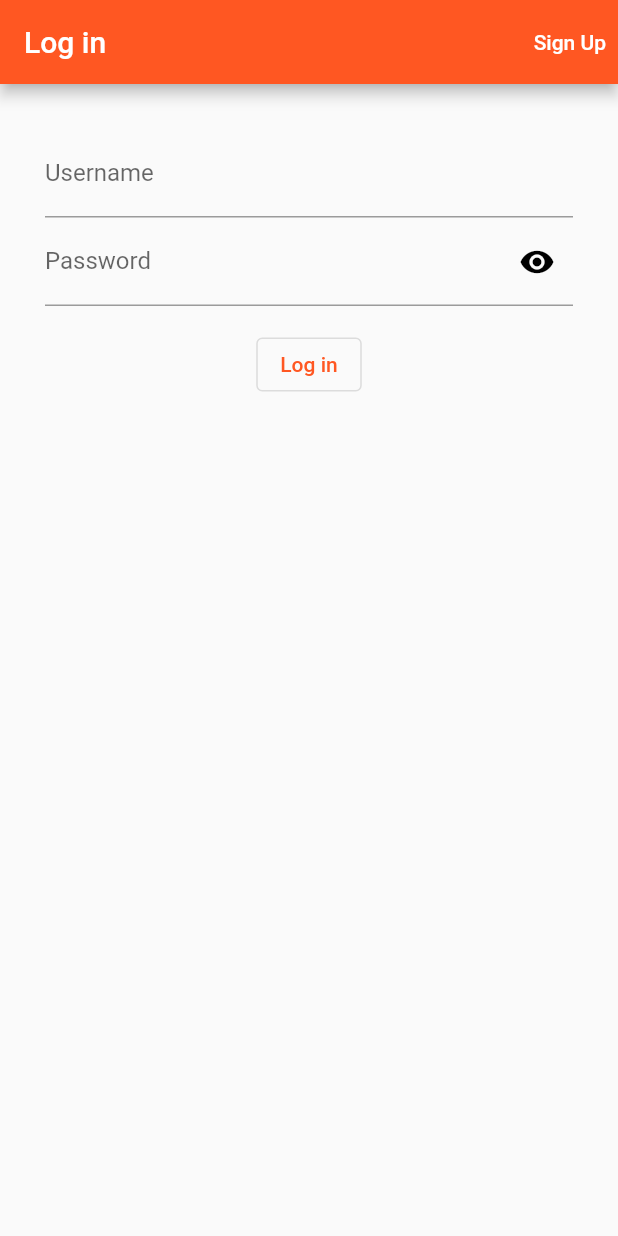
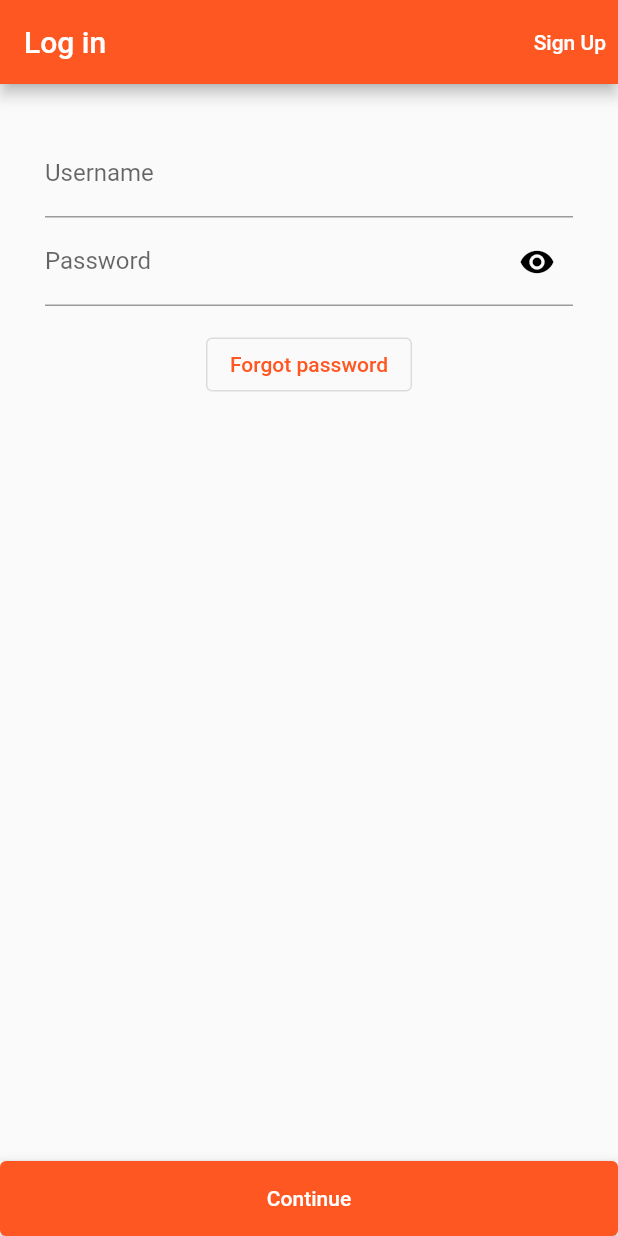
Before and after one commit to AliLRS/Reddit-Flutter-App, a Flutter app: the screen it shows after launch, on a phone screen of 412 x 824 dp. Run offline on Flutter 3.47's test engine with Material 2 defaults, Android fonts, the phone set to English and light mode, and no system bars.

Commit message:
adding forgot password and continue

```diff
--- a/lib/login_page.dart
+++ b/lib/login_page.dart
@@ -16,10 +16,10 @@ class _LoginPageState extends State<LoginPage> {
   Widget build(BuildContext context) {
     return Scaffold(
       appBar: AppBar(
-        title: Text('Log in'),
+        title: const Text('Log in'),
         actions: [
           TextButton(
-            child: Text('Sign Up'),
+            child: const Text('Sign Up'),
             style: TextButton.styleFrom(
               primary: Colors.white,
             ),
@@ -36,7 +36,7 @@ class _LoginPageState extends State<LoginPage> {
           children: [
             TextField(
               controller: _usernameController,
-              decoration: InputDecoration(
+              decoration: const InputDecoration(
                 labelText: 'Username',
               ),
               keyboardType: TextInputType.emailAddress,
@@ -64,7 +64,7 @@ class _LoginPageState extends State<LoginPage> {
             Container(
               margin: const EdgeInsets.only(top: 15),
               child: OutlinedButton(
-                child: Text('Log in'),
+                child: const Text('Forgot password'),
                 onPressed: () {
                   Navigator.pushReplacementNamed(context, '/home');
                 },
@@ -73,6 +73,13 @@ class _LoginPageState extends State<LoginPage> {
           ],
         ),
       ),
+      bottomNavigationBar: BottomAppBar(
+        child: SizedBox(
+          height: 50,
+          child:
+              ElevatedButton(child: const Text('Continue'), onPressed: () {}),
+        ),
+      ),
     );
   }
 }
```
